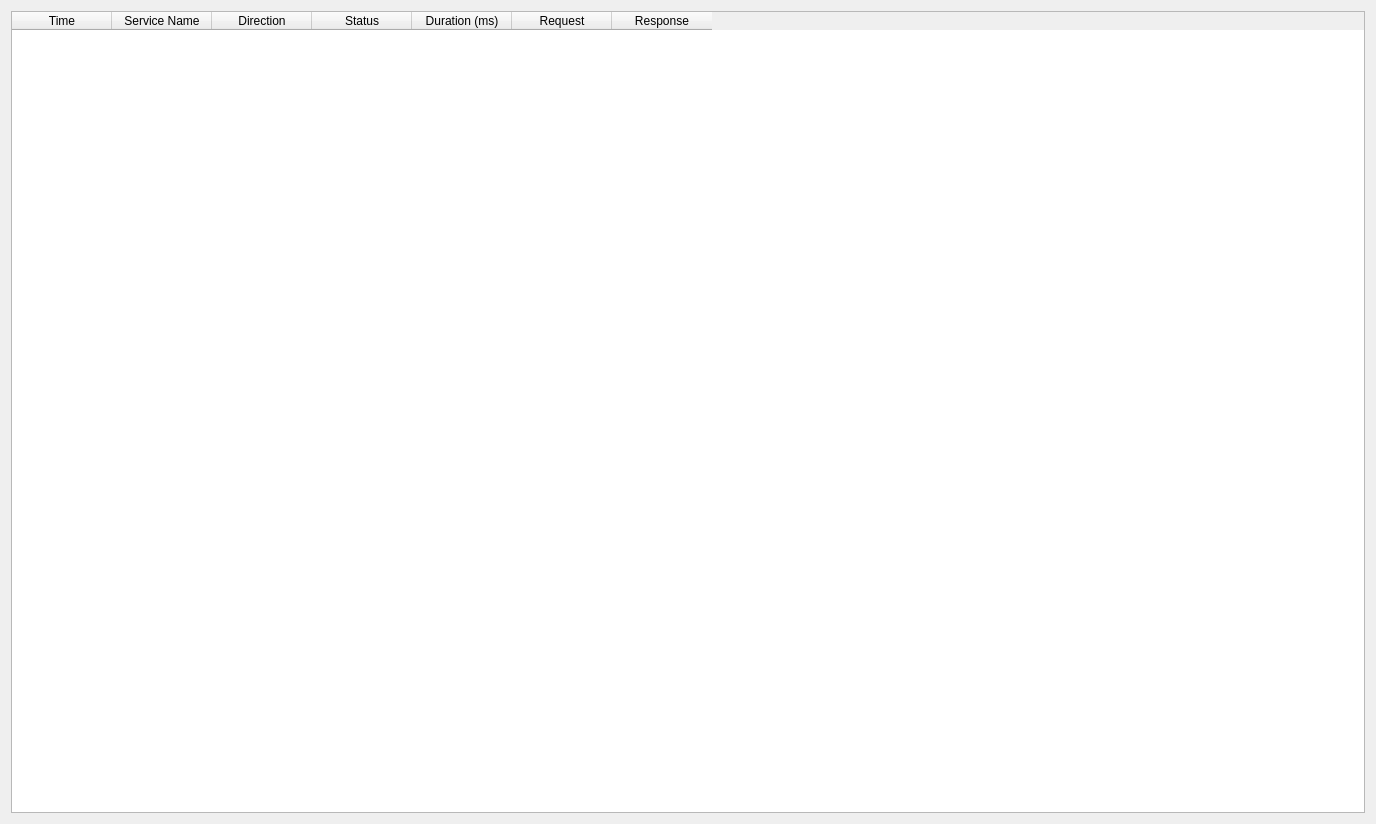
The window that shopee_ros2/src/shopee_main_service/shopee_main_service/dashboard/ui/tab_service_monitor.ui (addinedu-roscamp-7th/roscamp-repo-1) describes before a commit, drawn with Qt 5.
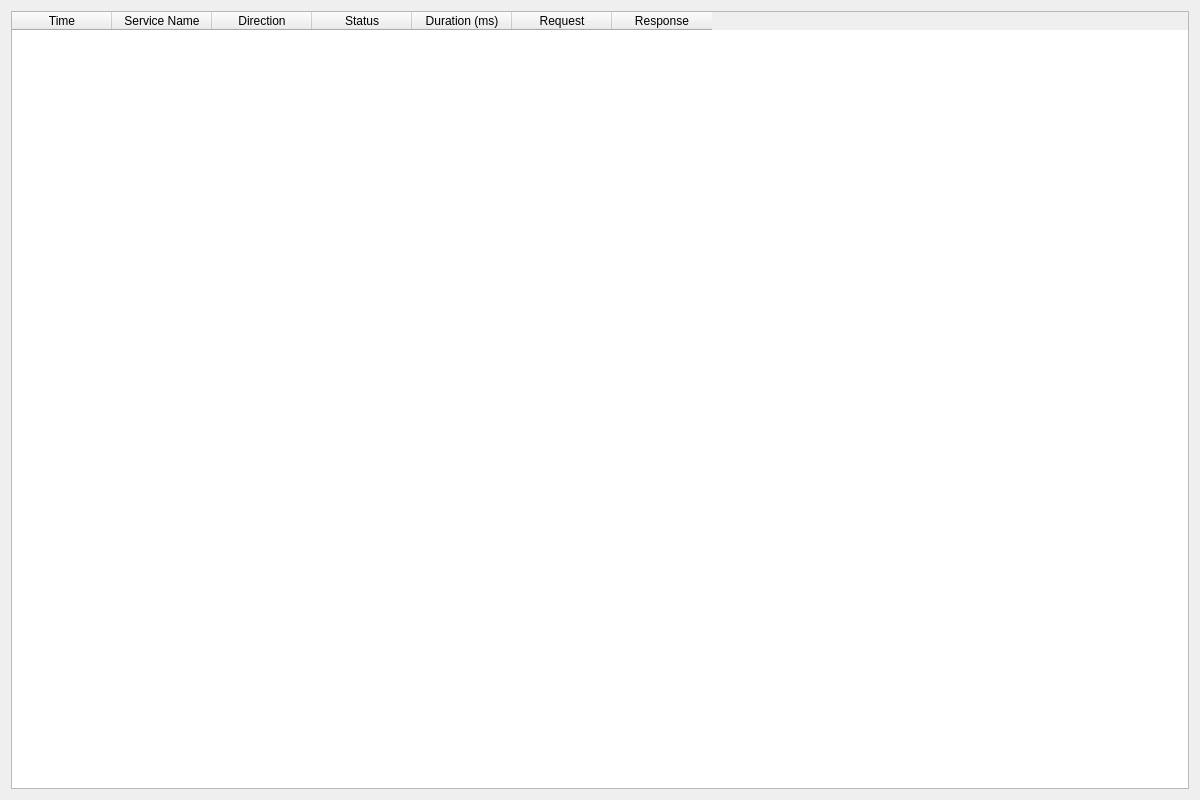
The same window after the commit.

Commit message: [MainService] 코드 수정

The edit to the form file:
```diff
--- a/shopee_ros2/src/shopee_main_service/shopee_main_service/dashboard/ui/tab_service_monitor.ui
+++ b/shopee_ros2/src/shopee_main_service/shopee_main_service/dashboard/ui/tab_service_monitor.ui
@@ -6,10 +6,16 @@
    <rect>
     <x>0</x>
     <y>0</y>
-    <width>1376</width>
-    <height>824</height>
+    <width>1200</width>
+    <height>800</height>
    </rect>
   </property>
+  <property name="minimumSize">
+   <size>
+    <width>1200</width>
+    <height>800</height>
+   </size>
+  </property>
   <property name="windowTitle">
    <string>Form</string>
   </property>
```
The commit also changes 28 other files.
